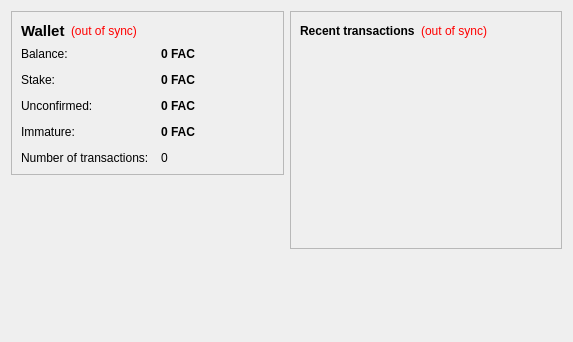
This is src/qt/forms/overviewpage.ui in FairCoinTeam/fair-coin as Qt 5 draws it before an edit. The edited form follows.
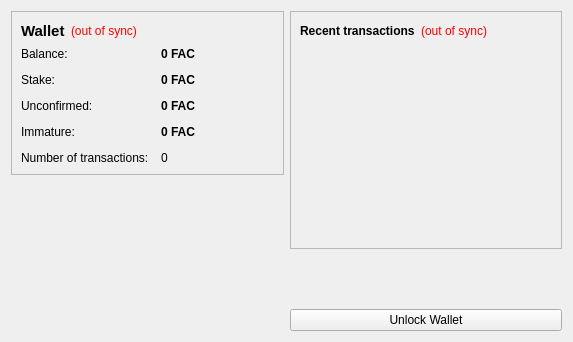
This is the edited form. Icons and pictures are not drawn.

Commit message: UPDATED: added 'Unlock wallet for minting' button

Patch:
```diff
--- a/src/qt/forms/overviewpage.ui
+++ b/src/qt/forms/overviewpage.ui
@@ -338,6 +338,13 @@
        </property>
       </spacer>
      </item>
+     <item>
+      <widget class="QPushButton" name="unlockWalletButton">
+       <property name="text">
+        <string>Unlock Wallet</string>
+       </property>
+      </widget>
+     </item>
     </layout>
    </item>
   </layout>
```
The commit also changes 5 other files.
